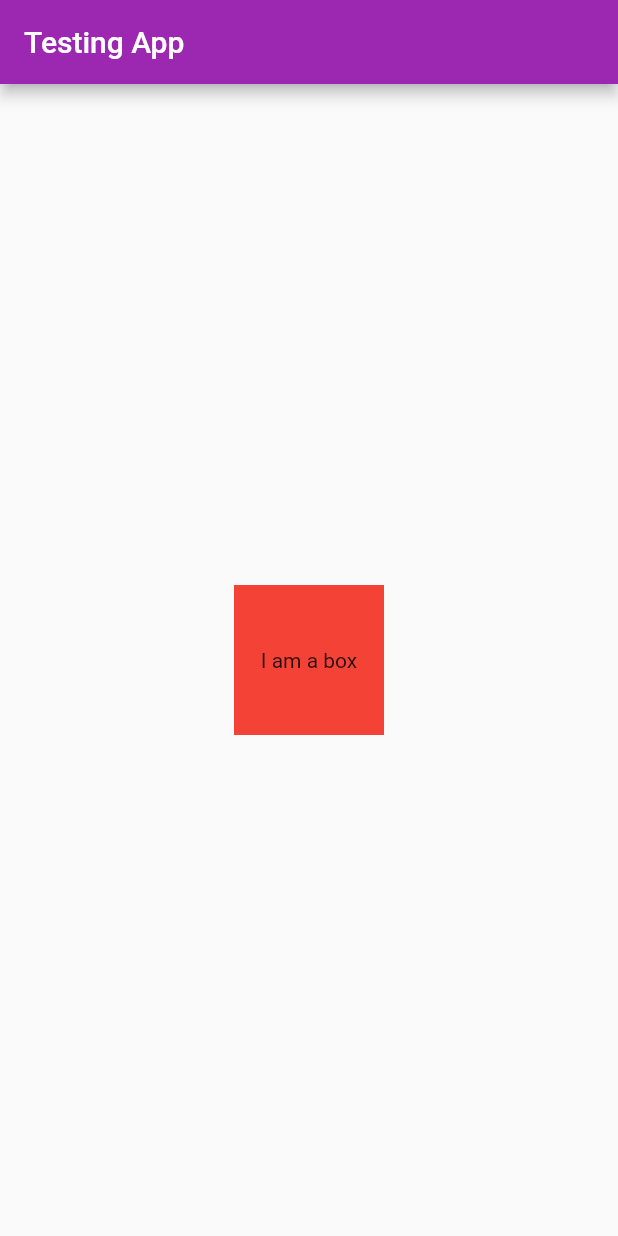
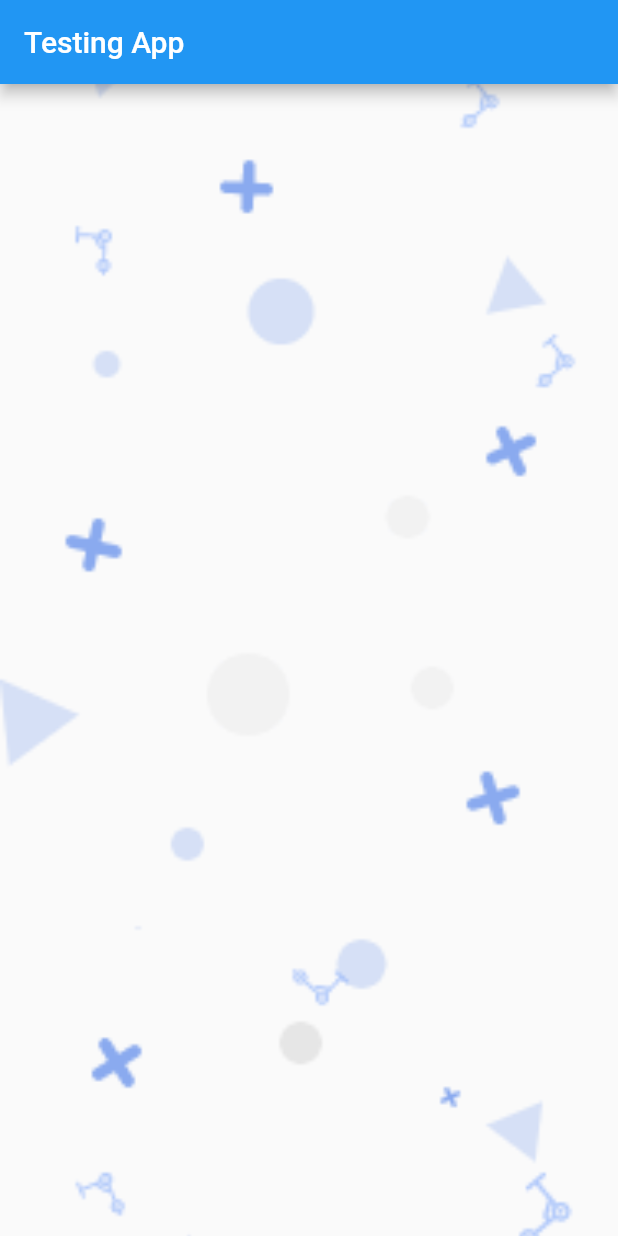
Before and after one commit to sobuur0/learning_flutter, a Flutter app: the screen it shows after launch, on a phone screen of 412 x 824 dp. Run offline on Flutter 3.47's test engine with Material 2 defaults, Android fonts, the phone set to English and light mode, and no system bars.

Commit message:
learnt how to work with the Image.asset class

```diff
--- a/lib/main.dart
+++ b/lib/main.dart
@@ -1,10 +1,11 @@
+import 'package:flutter/cupertino.dart';
 import 'package:flutter/material.dart';
 
 void main() {
   runApp(MaterialApp(
     home: HomePage(),
     theme: ThemeData(
-      primarySwatch: Colors.purple
+      primarySwatch: Colors.blue
     ),
   ));
 }
@@ -15,14 +16,13 @@ class HomePage extends StatelessWidget {
     return Scaffold(
       appBar: AppBar(title: Text("Testing App"),
       ),
-      body: Center(
-        child: Container(
-          color: Colors.red,
-          width: 100,
-          height: 100,
-          child: Center(child: Text("I am a box")),
-        ),
-      ),
+       body: Container(
+           child: Image.asset('assets/images/background.png',
+           fit: BoxFit.cover,
+           height: double.infinity,
+           width: double.infinity,
+           alignment: Alignment.center,)
+       )
     );
   }
 }
--- a/pubspec.yaml
+++ b/pubspec.yaml
@@ -38,6 +38,8 @@ dev_dependencies:
 
 # The following section is specific to Flutter.
 flutter:
+  assets:
+    - assets/images/
 
   # The following line ensures that the Material Icons font is
   # included with your application, so that you can use the icons in
```
Also changed, not shown: assets/images/background.png (added).
